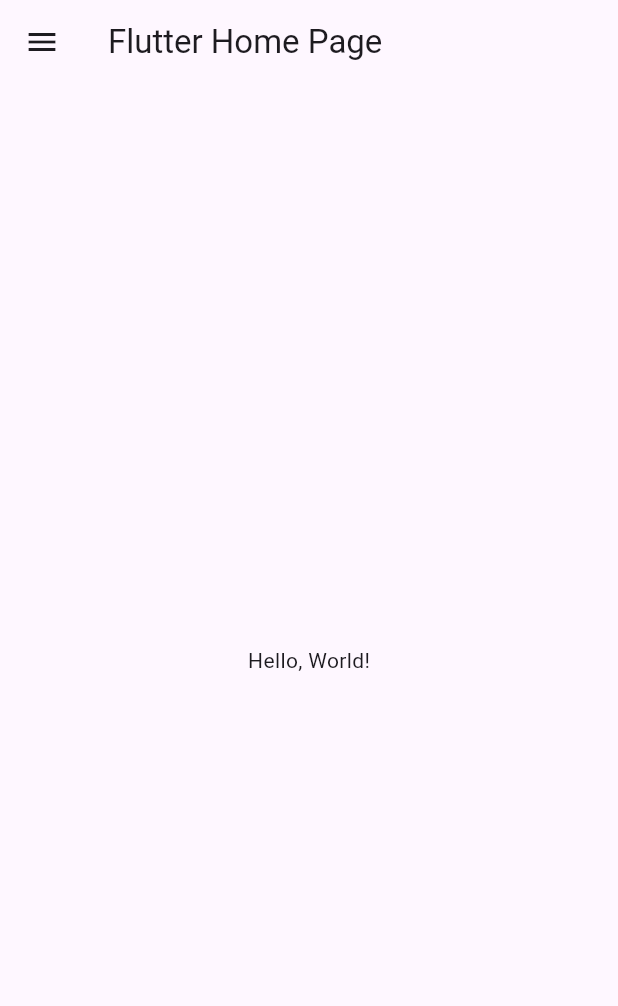
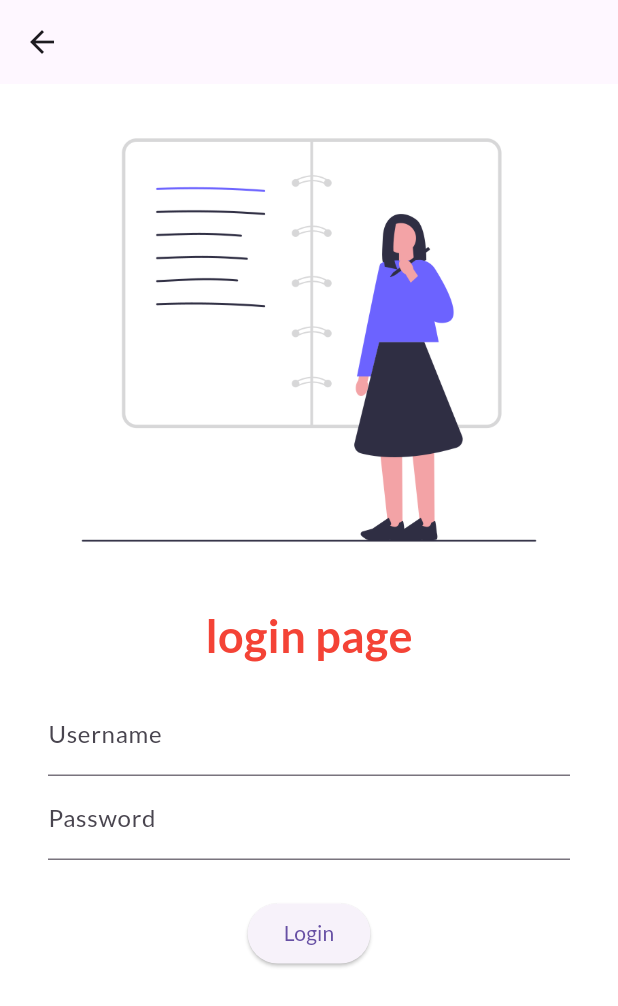
Before and after one commit to mohammadali10-12/flutter_app, a Flutter app: the screen it shows after launch, on a phone screen of 412 x 824 dp. Shown: the top 1006 px of the screen. Run offline on Flutter 3.47's test engine with Material 3 defaults, Android fonts, the phone set to English and light mode, and no system bars; our stand-ins replace google_fonts.

Commit message:
commit day_1

```diff
--- a/lib/main.dart
+++ b/lib/main.dart
@@ -1,5 +1,7 @@
 import 'package:flutter/material.dart';
-import 'home.dart';
+import 'pages/home.dart';
+import 'pages/login_page.dart';
+import 'package:google_fonts/google_fonts.dart';
 
 void main() => runApp(MyApp());
 
@@ -12,11 +14,19 @@ class MyApp extends StatelessWidget {
       title: 'Flutter Hello World',
       // Application theme data, you can set the colors for the application as
       // you want
+      themeMode: ThemeMode.light,
       theme: ThemeData(
-          // useMaterial3: true,
         primarySwatch: Colors.deepPurple,
+        fontFamily: GoogleFonts.lato().fontFamily,
       ),
+      darkTheme: ThemeData(brightness: Brightness.dark),
+      initialRoute: '/login',
+      routes: {
+        "/": (context) => MyHomePage(title: 'Flutter Home Page'),
+        "/login": (context) => LoginPage()
+      },
       // A widget which will be started on application startup
-        home: MyHomePage(title: 'Flutter Home Page'));
+      // home: MyHomePage(title: 'Flutter Home Page')
+    );
   }
 }
--- /dev/null
+++ b/lib/pages/home.dart
@@ -0,0 +1,22 @@
+import 'package:flutter/material.dart';
+
+class MyHomePage extends StatelessWidget {
+  final String title;
+  const MyHomePage({super.key, required this.title});
+
+  @override
+  Widget build(BuildContext context) {
+    return Scaffold(
+      appBar: AppBar(
+        // The title text which will be shown on the action bar
+        title: Text(title),
+      ),
+      body: Center(
+        child: Text(
+          'Hello, World!',
+        ),
+      ),
+      drawer: Drawer(),
+    );
+  }
+}
--- /dev/null
+++ b/lib/pages/login_page.dart
@@ -0,0 +1,56 @@
+import "package:flutter/material.dart";
+
+class LoginPage extends StatelessWidget {
+  @override
+  Widget build(BuildContext context) {
+    return Scaffold(
+      appBar: AppBar(),
+      backgroundColor: Colors.white,
+      body: Center(
+          child: Column(
+        children: [
+          Image.asset(
+            'assets/images/login.png',
+            fit: BoxFit.cover,
+            // width: 300,
+            // height: 250,
+          ),
+          SizedBox(
+            height: 5,
+          ),
+          Text(
+            'login page',
+            style: TextStyle(
+                fontSize: 30, color: Colors.red, fontWeight: FontWeight.bold),
+          ),
+          Padding(
+            padding: const EdgeInsets.symmetric(vertical: 16, horizontal: 32),
+            child: Column(
+              children: [
+                TextFormField(
+                  decoration: InputDecoration(
+                      hintText: "Enter Username", labelText: "Username"),
+                ),
+                TextFormField(
+                  obscureText: true,
+                  decoration: InputDecoration(
+                      hintText: "Enter Password", labelText: "Password"),
+                ),
+                SizedBox(
+                  height: 25,
+                ),
+                ElevatedButton(
+                  onPressed: () {
+                    print('hello');
+                  },
+                  child: Text('Login'),
+                  style: TextButton.styleFrom(),
+                ),
+              ],
+            ),
+          ),
+        ],
+      )),
+    );
+  }
+}
--- a/pubspec.yaml
+++ b/pubspec.yaml
@@ -14,11 +14,12 @@ dev_dependencies:
   flutter_test:
     sdk: flutter
   flutter_lints: ^2.0.2
+  google_fonts: ^6.1.0
 
 flutter:
   uses-material-design: true
-  # assets:
-  #  - images/a_dot_burr.jpeg
+  assets:
+   - assets/images/
   #  - images/a_dot_ham.jpeg
   # fonts:
   #   - family: Schyler
```
Also changed, not shown: assets/images/login.png (added). Lines whose indentation alone changed are shown as unchanged.
